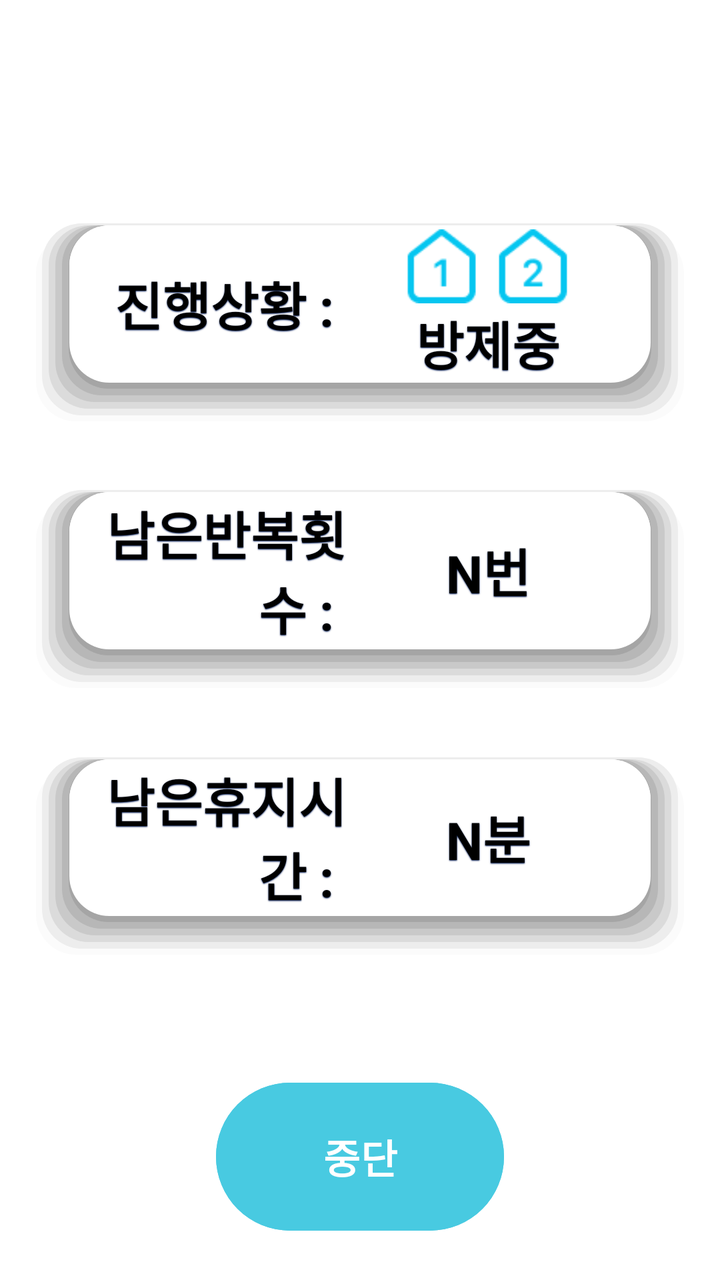
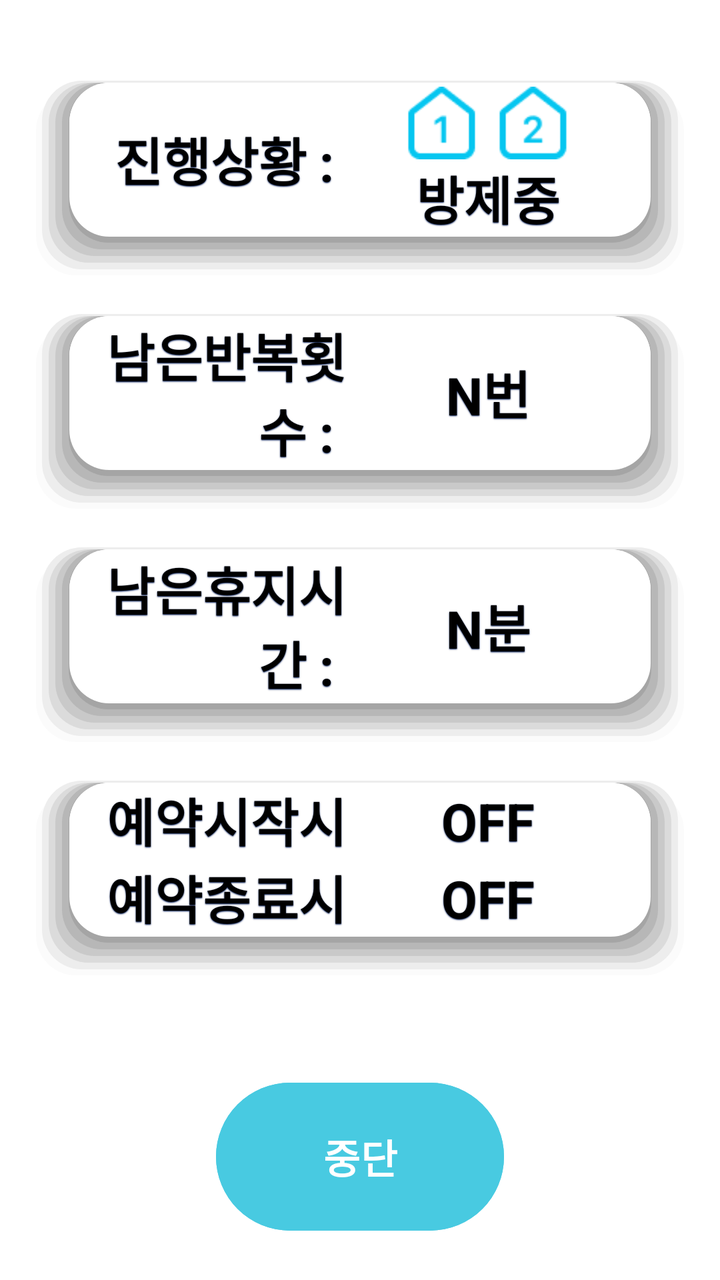

An Android layout rendered at two revisions. The XML below is the earlier revision; the diff shows what the commit changed to produce the second picture.
<!-- AndroidManifest.xml: application theme Theme.HouseCleaner01 -->
<!-- res/layout/fragment_03.xml -->
<?xml version="1.0" encoding="utf-8"?>
<FrameLayout xmlns:android="http://schemas.android.com/apk/res/android"
    xmlns:tools="http://schemas.android.com/tools"
    xmlns:app="http://schemas.android.com/apk/res-auto"
    android:layout_width="match_parent"
    android:layout_height="match_parent"
    tools:context=".fragment.Fragment_02">

    <androidx.constraintlayout.widget.ConstraintLayout
        android:layout_width="match_parent"
        android:layout_height="match_parent"
        android:background="@color/white"
        >


        <androidx.constraintlayout.widget.ConstraintLayout
            android:layout_width="0dp"
            android:layout_height="0dp"

            app:layout_constraintBottom_toBottomOf="parent"
            app:layout_constraintEnd_toEndOf="parent"
            app:layout_constraintHeight_default="percent"
            app:layout_constraintHeight_percent="0.95"
            app:layout_constraintHorizontal_bias="0.5"

            app:layout_constraintStart_toStartOf="parent"
            app:layout_constraintTop_toTopOf="parent"
            app:layout_constraintVertical_bias="0.5"
            app:layout_constraintWidth_default="percent"
            app:layout_constraintWidth_percent="1"
            tools:ignore="MissingConstraints">



            <androidx.constraintlayout.widget.ConstraintLayout
                android:layout_width="0dp"
                android:layout_height="0dp"

                app:layout_constraintBottom_toBottomOf="parent"
                app:layout_constraintEnd_toEndOf="parent"
                app:layout_constraintHeight_default="percent"
                app:layout_constraintHeight_percent="0.65"
                app:layout_constraintHorizontal_bias="0.5"

                app:layout_constraintStart_toStartOf="parent"
                app:layout_constraintTop_toTopOf="parent"
                app:layout_constraintVertical_bias="0.45"
                app:layout_constraintWidth_default="percent"
                app:layout_constraintWidth_percent="1"
                tools:ignore="MissingConstraints">

                <androidx.constraintlayout.widget.ConstraintLayout
                    android:layout_width="0dp"
                    android:layout_height="0dp"

                    android:background="@drawable/layout_bg_corner"

                    app:layout_constraintBottom_toBottomOf="parent"
                    app:layout_constraintEnd_toEndOf="parent"
                    app:layout_constraintHeight_default="percent"
                    app:layout_constraintHeight_percent="0.25"
                    app:layout_constraintHorizontal_bias="0.5"

                    app:layout_constraintStart_toStartOf="parent"
                    app:layout_constraintTop_toTopOf="parent"
                    app:layout_constraintVertical_bias="0"
                    app:layout_constraintWidth_default="percent"
                    app:layout_constraintWidth_percent=".9"
                    tools:ignore="MissingConstraints">

                    <TextView
                        android:layout_width="0dp"
                        android:layout_height="0dp"
                        android:gravity="end|center_vertical"
                        android:shadowColor="#011851"
                        android:shadowDy="1"
                        android:shadowRadius="1"
                        android:text="진행상황 : "
                        android:textColor="@color/black"
                        android:textSize="26sp"
                        android:textStyle="bold"

                        app:layout_constraintBottom_toBottomOf="parent"
                        app:layout_constraintEnd_toEndOf="parent"
                        app:layout_constraintHeight_default="percent"
                        app:layout_constraintHeight_percent="1"
                        app:layout_constraintHorizontal_bias="0.05"

                        app:layout_constraintLeft_toLeftOf="parent"
                        app:layout_constraintRight_toRightOf="parent"
                        app:layout_constraintStart_toStartOf="parent"
                        app:layout_constraintTop_toTopOf="parent"
                        app:layout_constraintVertical_bias="0"

                        app:layout_constraintWidth_default="percent"
                        app:layout_constraintWidth_percent="0.45"
                        tools:ignore="SpeakableTextPresentCheck"

                        />

                    <ImageView
                        android:id="@+id/Running_situation_1_1"
                        android:layout_width="0dp"
                        android:layout_height="0dp"
                        android:src="@drawable/house_1"

                        android:gravity="center"

                        app:layout_constraintBottom_toBottomOf="parent"
                        app:layout_constraintEnd_toEndOf="parent"
                        app:layout_constraintHeight_default="percent"
                        app:layout_constraintHeight_percent=".47"
                        app:layout_constraintHorizontal_bias="0.665"

                        app:layout_constraintLeft_toLeftOf="parent"
                        app:layout_constraintRight_toRightOf="parent"
                        app:layout_constraintStart_toStartOf="parent"
                        app:layout_constraintTop_toTopOf="parent"
                        app:layout_constraintVertical_bias="0.05"

                        app:layout_constraintWidth_default="percent"
                        app:layout_constraintWidth_percent="0.15"
                        tools:ignore="SpeakableTextPresentCheck"

                        />
                    <ImageView
                        android:id="@+id/Running_situation_1_2"
                        android:layout_width="0dp"
                        android:layout_height="0dp"
                        android:src="@drawable/house_2"

                        android:gravity="center"

                        app:layout_constraintBottom_toBottomOf="parent"
                        app:layout_constraintEnd_toEndOf="parent"
                        app:layout_constraintHeight_default="percent"
                        app:layout_constraintHeight_percent=".47"
                        app:layout_constraintHorizontal_bias="0.85"

                        app:layout_constraintLeft_toLeftOf="parent"
                        app:layout_constraintRight_toRightOf="parent"
                        app:layout_constraintStart_toStartOf="parent"
                        app:layout_constraintTop_toTopOf="parent"
                        app:layout_constraintVertical_bias="0.05"

                        app:layout_constraintWidth_default="percent"
                        app:layout_constraintWidth_percent="0.15"
                        tools:ignore="SpeakableTextPresentCheck"

                        />

                    <TextView
                        android:id="@+id/Running_situation_2"
                        android:layout_width="0dp"
                        android:layout_height="0dp"
                        android:gravity="center"
                        android:shadowColor="#011851"
                        android:shadowDy="1"
                        android:shadowRadius="1"
                        android:text="방제중"
                        android:textColor="@color/black"
                        android:textSize="26sp"
                        android:textStyle="bold"

                        app:layout_constraintBottom_toBottomOf="parent"
                        app:layout_constraintEnd_toEndOf="parent"
                        app:layout_constraintHeight_default="percent"
                        app:layout_constraintHeight_percent=".5"
                        app:layout_constraintHorizontal_bias="0.9"

                        app:layout_constraintLeft_toLeftOf="parent"
                        app:layout_constraintRight_toRightOf="parent"
                        app:layout_constraintStart_toStartOf="parent"
                        app:layout_constraintTop_toTopOf="parent"
                        app:layout_constraintVertical_bias="1"

                        app:layout_constraintWidth_default="percent"
                        app:layout_constraintWidth_percent="0.45"
                        tools:ignore="SpeakableTextPresentCheck"

                        />

                </androidx.constraintlayout.widget.ConstraintLayout>

                <androidx.constraintlayout.widget.ConstraintLayout
                    android:layout_width="0dp"
                    android:layout_height="0dp"

                    android:background="@drawable/layout_bg_corner"

                    app:layout_constraintBottom_toBottomOf="parent"
                    app:layout_constraintEnd_toEndOf="parent"
                    app:layout_constraintHeight_default="percent"
                    app:layout_constraintHeight_percent="0.25"
                    app:layout_constraintHorizontal_bias="0.5"

                    app:layout_constraintStart_toStartOf="parent"
                    app:layout_constraintTop_toTopOf="parent"
                    app:layout_constraintVertical_bias="0.45"
                    app:layout_constraintWidth_default="percent"
                    app:layout_constraintWidth_percent=".9"
                    tools:ignore="MissingConstraints">

                    <TextView
                        android:layout_width="0dp"
                        android:layout_height="0dp"
                        android:gravity="end|center_vertical"
                        android:shadowColor="#011851"
                        android:shadowDy="1"
                        android:shadowRadius="1"
                        android:text="남은반복횟수 : "
                        android:textColor="@color/black"
                        android:textSize="26sp"
                        android:textStyle="bold"

                        app:layout_constraintBottom_toBottomOf="parent"
                        app:layout_constraintEnd_toEndOf="parent"
                        app:layout_constraintHeight_default="percent"
                        app:layout_constraintHeight_percent="1"
                        app:layout_constraintHorizontal_bias="0.05"

                        app:layout_constraintLeft_toLeftOf="parent"
                        app:layout_constraintRight_toRightOf="parent"
                        app:layout_constraintStart_toStartOf="parent"
                        app:layout_constraintTop_toTopOf="parent"
                        app:layout_constraintVertical_bias="0"

                        app:layout_constraintWidth_default="percent"
                        app:layout_constraintWidth_percent="0.45"
                        tools:ignore="SpeakableTextPresentCheck"

                        />

                    <TextView
                        android:id="@+id/Running_cycle_number"
                        android:layout_width="0dp"
                        android:layout_height="0dp"
                        android:gravity="center"
                        android:shadowColor="#011851"
                        android:shadowDy="1"
                        android:shadowRadius="1"
                        android:text="N번"
                        android:textColor="@color/black"
                        android:textSize="26sp"
                        android:textStyle="bold"

                        app:layout_constraintBottom_toBottomOf="parent"
                        app:layout_constraintEnd_toEndOf="parent"
                        app:layout_constraintHeight_default="percent"
                        app:layout_constraintHeight_percent="1"
                        app:layout_constraintHorizontal_bias="0.9"

                        app:layout_constraintLeft_toLeftOf="parent"
                        app:layout_constraintRight_toRightOf="parent"
                        app:layout_constraintStart_toStartOf="parent"
                        app:layout_constraintTop_toTopOf="parent"
                        app:layout_constraintVertical_bias="0"

                        app:layout_constraintWidth_default="percent"
                        app:layout_constraintWidth_percent="0.45"
                        tools:ignore="SpeakableTextPresentCheck"

                        />

                </androidx.constraintlayout.widget.ConstraintLayout>

                <androidx.constraintlayout.widget.ConstraintLayout
                    android:layout_width="0dp"
                    android:layout_height="0dp"

                    android:background="@drawable/layout_bg_corner"

                    app:layout_constraintBottom_toBottomOf="parent"
                    app:layout_constraintEnd_toEndOf="parent"
                    app:layout_constraintHeight_default="percent"
                    app:layout_constraintHeight_percent="0.25"
                    app:layout_constraintHorizontal_bias="0.5"

                    app:layout_constraintStart_toStartOf="parent"
                    app:layout_constraintTop_toTopOf="parent"
                    app:layout_constraintVertical_bias="0.9"
                    app:layout_constraintWidth_default="percent"
                    app:layout_constraintWidth_percent=".9"
                    tools:ignore="MissingConstraints">


                    <TextView
                        android:layout_width="0dp"
                        android:layout_height="0dp"
                        android:gravity="end|center_vertical"
                        android:shadowColor="#011851"
                        android:shadowDy="1"
                        android:shadowRadius="1"
                        android:text="남은휴지시간 : "
                        android:textColor="@color/black"
                        android:textSize="26sp"
                        android:textStyle="bold"

                        app:layout_constraintBottom_toBottomOf="parent"
                        app:layout_constraintEnd_toEndOf="parent"
                        app:layout_constraintHeight_default="percent"
                        app:layout_constraintHeight_percent="1"
                        app:layout_constraintHorizontal_bias="0.05"

                        app:layout_constraintLeft_toLeftOf="parent"
                        app:layout_constraintRight_toRightOf="parent"
                        app:layout_constraintStart_toStartOf="parent"
                        app:layout_constraintTop_toTopOf="parent"
                        app:layout_constraintVertical_bias="0"

                        app:layout_constraintWidth_default="percent"
                        app:layout_constraintWidth_percent="0.45"
                        tools:ignore="SpeakableTextPresentCheck"

                        />

                    <TextView
                        android:id="@+id/Running_pause_time"
                        android:layout_width="0dp"
                        android:layout_height="0dp"
                        android:gravity="center"
                        android:shadowColor="#011851"
                        android:shadowDy="1"
                        android:shadowRadius="1"
                        android:text="N분"
                        android:textColor="@color/black"
                        android:textSize="26sp"
                        android:textStyle="bold"

                        app:layout_constraintBottom_toBottomOf="parent"
                        app:layout_constraintEnd_toEndOf="parent"
                        app:layout_constraintHeight_default="percent"
                        app:layout_constraintHeight_percent="1"
                        app:layout_constraintHorizontal_bias="0.9"

                        app:layout_constraintLeft_toLeftOf="parent"
                        app:layout_constraintRight_toRightOf="parent"
                        app:layout_constraintStart_toStartOf="parent"
                        app:layout_constraintTop_toTopOf="parent"
                        app:layout_constraintVertical_bias="0"

                        app:layout_constraintWidth_default="percent"
                        app:layout_constraintWidth_percent="0.45"
                        tools:ignore="SpeakableTextPresentCheck"

                        />

                </androidx.constraintlayout.widget.ConstraintLayout>







            </androidx.constraintlayout.widget.ConstraintLayout>



























































            <androidx.constraintlayout.widget.ConstraintLayout
                android:layout_width="0dp"
                android:layout_height="0dp"


                app:layout_constraintBottom_toBottomOf="parent"
                app:layout_constraintEnd_toEndOf="parent"
                app:layout_constraintHeight_default="percent"
                app:layout_constraintHeight_percent=".15"
                app:layout_constraintHorizontal_bias="0.5"
                app:layout_constraintLeft_toLeftOf="parent"
                app:layout_constraintRight_toRightOf="parent"
                app:layout_constraintStart_toStartOf="parent"
                app:layout_constraintTop_toTopOf="parent"
                app:layout_constraintVertical_bias="1"

                app:layout_constraintWidth_default="percent"
                app:layout_constraintWidth_percent="1"
                tools:ignore="SpeakableTextPresentCheck"

                >

                <Button
                    android:id="@+id/pause_botton"
                    android:layout_width="0dp"
                    android:layout_height="0dp"
                    android:text="중단"
                    android:textSize="20sp"
                    android:textStyle="bold"

                    android:backgroundTint="@color/progress_end"

                    app:layout_constraintBottom_toBottomOf="parent"
                    app:layout_constraintEnd_toEndOf="parent"
                    app:layout_constraintHeight_default="percent"
                    app:layout_constraintHeight_percent=".9"
                    app:layout_constraintHorizontal_bias="0.5"
                    app:layout_constraintLeft_toLeftOf="parent"
                    app:layout_constraintRight_toRightOf="parent"
                    app:layout_constraintStart_toStartOf="parent"
                    app:layout_constraintTop_toTopOf="parent"
                    app:layout_constraintVertical_bias="0.5"

                    app:layout_constraintWidth_default="percent"
                    app:layout_constraintWidth_percent="0.4"
                    tools:ignore="SmallSp"
                    />


            </androidx.constraintlayout.widget.ConstraintLayout>


        </androidx.constraintlayout.widget.ConstraintLayout>


    </androidx.constraintlayout.widget.ConstraintLayout>

</FrameLayout>
<!-- resources referenced by this layout -->
<resources>
  <color name="black">#FF000000</color>
  <color name="progress_end">#48CAE1</color>
  <color name="white">#FFFFFFFF</color>
  <!-- drawable house_1: png bitmap (drawable, 947 bytes) -->
  <!-- drawable house_2: png bitmap (drawable, 1132 bytes) -->
  <!-- drawable layout_bg_corner: vector/xml drawable (drawable, 4531 chars, omitted) -->
  <style name="Theme.HouseCleaner01" parent="Base.Theme.HouseCleaner01">
          <item name="windowNoTitle">true</item>
          <item name="android:windowFullscreen">true</item>
  
      </style>
  <style name="Base.Theme.HouseCleaner01" parent="Theme.Material3.DayNight.NoActionBar">
          
          
      </style>
</resources>

<!-- the commit's change to res/layout/fragment_03.xml (unified diff, before → after) -->
@@ -39,12 +39,12 @@
                 app:layout_constraintBottom_toBottomOf="parent"
                 app:layout_constraintEnd_toEndOf="parent"
                 app:layout_constraintHeight_default="percent"
-                app:layout_constraintHeight_percent="0.65"
+                app:layout_constraintHeight_percent="0.8"
                 app:layout_constraintHorizontal_bias="0.5"
 
                 app:layout_constraintStart_toStartOf="parent"
                 app:layout_constraintTop_toTopOf="parent"
-                app:layout_constraintVertical_bias="0.45"
+                app:layout_constraintVertical_bias="0.2"
                 app:layout_constraintWidth_default="percent"
                 app:layout_constraintWidth_percent="1"
                 tools:ignore="MissingConstraints">
@@ -58,7 +58,7 @@
                     app:layout_constraintBottom_toBottomOf="parent"
                     app:layout_constraintEnd_toEndOf="parent"
                     app:layout_constraintHeight_default="percent"
-                    app:layout_constraintHeight_percent="0.25"
+                    app:layout_constraintHeight_percent="0.2"
                     app:layout_constraintHorizontal_bias="0.5"
 
                     app:layout_constraintStart_toStartOf="parent"
@@ -191,12 +191,12 @@
                     app:layout_constraintBottom_toBottomOf="parent"
                     app:layout_constraintEnd_toEndOf="parent"
                     app:layout_constraintHeight_default="percent"
-                    app:layout_constraintHeight_percent="0.25"
+                    app:layout_constraintHeight_percent="0.2"
                     app:layout_constraintHorizontal_bias="0.5"
 
                     app:layout_constraintStart_toStartOf="parent"
                     app:layout_constraintTop_toTopOf="parent"
-                    app:layout_constraintVertical_bias="0.45"
+                    app:layout_constraintVertical_bias="0.3"
                     app:layout_constraintWidth_default="percent"
                     app:layout_constraintWidth_percent=".9"
                     tools:ignore="MissingConstraints">
@@ -273,7 +273,91 @@
                     app:layout_constraintBottom_toBottomOf="parent"
                     app:layout_constraintEnd_toEndOf="parent"
                     app:layout_constraintHeight_default="percent"
-                    app:layout_constraintHeight_percent="0.25"
+                    app:layout_constraintHeight_percent="0.2"
+                    app:layout_constraintHorizontal_bias="0.5"
+
+                    app:layout_constraintStart_toStartOf="parent"
+                    app:layout_constraintTop_toTopOf="parent"
+                    app:layout_constraintVertical_bias="0.6"
+                    app:layout_constraintWidth_default="percent"
+                    app:layout_constraintWidth_percent=".9"
+                    tools:ignore="MissingConstraints">
+
+
+                    <TextView
+                        android:layout_width="0dp"
+                        android:layout_height="0dp"
+                        android:gravity="end|center_vertical"
+                        android:shadowColor="#011851"
+                        android:shadowDy="1"
+                        android:shadowRadius="1"
+                        android:text="남은휴지시간 : "
+                        android:textColor="@color/black"
+                        android:textSize="26sp"
+                        android:textStyle="bold"
+
+                        app:layout_constraintBottom_toBottomOf="parent"
+                        app:layout_constraintEnd_toEndOf="parent"
+                        app:layout_constraintHeight_default="percent"
+                        app:layout_constraintHeight_percent="1"
+                        app:layout_constraintHorizontal_bias="0.05"
+
+                        app:layout_constraintLeft_toLeftOf="parent"
+                        app:layout_constraintRight_toRightOf="parent"
+                        app:layout_constraintStart_toStartOf="parent"
+                        app:layout_constraintTop_toTopOf="parent"
+                        app:layout_constraintVertical_bias="0"
+
+                        app:layout_constraintWidth_default="percent"
+                        app:layout_constraintWidth_percent="0.45"
+                        tools:ignore="SpeakableTextPresentCheck"
+
+                        />
+
+                    <TextView
+                        android:id="@+id/Running_pause_time"
+                        android:layout_width="0dp"
+                        android:layout_height="0dp"
+                        android:gravity="center"
+                        android:shadowColor="#011851"
+                        android:shadowDy="1"
+                        android:shadowRadius="1"
+                        android:text="N분"
+                        android:textColor="@color/black"
+                        android:textSize="26sp"
+                        android:textStyle="bold"
+
+                        app:layout_constraintBottom_toBottomOf="parent"
+                        app:layout_constraintEnd_toEndOf="parent"
+                        app:layout_constraintHeight_default="percent"
+                        app:layout_constraintHeight_percent="1"
+                        app:layout_constraintHorizontal_bias="0.9"
+
+                        app:layout_constraintLeft_toLeftOf="parent"
+                        app:layout_constraintRight_toRightOf="parent"
+                        app:layout_constraintStart_toStartOf="parent"
+                        app:layout_constraintTop_toTopOf="parent"
+                        app:layout_constraintVertical_bias="0"
+
+                        app:layout_constraintWidth_default="percent"
+                        app:layout_constraintWidth_percent="0.45"
+                        tools:ignore="SpeakableTextPresentCheck"
+
+                        />
+
+                </androidx.constraintlayout.widget.ConstraintLayout>
+
+
+                <androidx.constraintlayout.widget.ConstraintLayout
+                    android:layout_width="0dp"
+                    android:layout_height="0dp"
+
+                    android:background="@drawable/layout_bg_corner"
+
+                    app:layout_constraintBottom_toBottomOf="parent"
+                    app:layout_constraintEnd_toEndOf="parent"
+                    app:layout_constraintHeight_default="percent"
+                    app:layout_constraintHeight_percent="0.2"
                     app:layout_constraintHorizontal_bias="0.5"
 
                     app:layout_constraintStart_toStartOf="parent"
@@ -283,7 +367,6 @@
                     app:layout_constraintWidth_percent=".9"
                     tools:ignore="MissingConstraints">
 
-
                     <TextView
                         android:layout_width="0dp"
                         android:layout_height="0dp"
@@ -291,15 +374,15 @@
                         android:shadowColor="#011851"
                         android:shadowDy="1"
                         android:shadowRadius="1"
-                        android:text="남은휴지시간 : "
-                        android:textColor="@color/black"
-                        android:textSize="26sp"
-                        android:textStyle="bold"
-
-                        app:layout_constraintBottom_toBottomOf="parent"
-                        app:layout_constraintEnd_toEndOf="parent"
-                        app:layout_constraintHeight_default="percent"
-                        app:layout_constraintHeight_percent="1"
+                        android:text="예약시작시간 : "
+                        android:textColor="@color/black"
+                        android:textSize="26sp"
+                        android:textStyle="bold"
+
+                        app:layout_constraintBottom_toBottomOf="parent"
+                        app:layout_constraintEnd_toEndOf="parent"
+                        app:layout_constraintHeight_default="percent"
+                        app:layout_constraintHeight_percent=".5"
                         app:layout_constraintHorizontal_bias="0.05"
 
                         app:layout_constraintLeft_toLeftOf="parent"
@@ -315,22 +398,52 @@
                         />
 
                     <TextView
-                        android:id="@+id/Running_pause_time"
+                        android:layout_width="0dp"
+                        android:layout_height="0dp"
+                        android:gravity="end|center_vertical"
+                        android:shadowColor="#011851"
+                        android:shadowDy="1"
+                        android:shadowRadius="1"
+                        android:text="예약종료시간 : "
+                        android:textColor="@color/black"
+                        android:textSize="26sp"
+                        android:textStyle="bold"
+
+                        app:layout_constraintBottom_toBottomOf="parent"
+                        app:layout_constraintEnd_toEndOf="parent"
+                        app:layout_constraintHeight_default="percent"
+                        app:layout_constraintHeight_percent=".5"
+                        app:layout_constraintHorizontal_bias="0.05"
+
+                        app:layout_constraintLeft_toLeftOf="parent"
+                        app:layout_constraintRight_toRightOf="parent"
+                        app:layout_constraintStart_toStartOf="parent"
+                        app:layout_constraintTop_toTopOf="parent"
+                        app:layout_constraintVertical_bias="1"
+
+                        app:layout_constraintWidth_default="percent"
+                        app:layout_constraintWidth_percent="0.45"
+                        tools:ignore="SpeakableTextPresentCheck"
+
+                        />
+
+                    <TextView
+                        android:id="@+id/start_time_tv"
                         android:layout_width="0dp"
                         android:layout_height="0dp"
                         android:gravity="center"
                         android:shadowColor="#011851"
                         android:shadowDy="1"
                         android:shadowRadius="1"
-                        android:text="N분"
-                        android:textColor="@color/black"
-                        android:textSize="26sp"
-                        android:textStyle="bold"
-
-                        app:layout_constraintBottom_toBottomOf="parent"
-                        app:layout_constraintEnd_toEndOf="parent"
-                        app:layout_constraintHeight_default="percent"
-                        app:layout_constraintHeight_percent="1"
+                        android:text="OFF"
+                        android:textColor="@color/black"
+                        android:textSize="26sp"
+                        android:textStyle="bold"
+
+                        app:layout_constraintBottom_toBottomOf="parent"
+                        app:layout_constraintEnd_toEndOf="parent"
+                        app:layout_constraintHeight_default="percent"
+                        app:layout_constraintHeight_percent=".5"
                         app:layout_constraintHorizontal_bias="0.9"
 
                         app:layout_constraintLeft_toLeftOf="parent"
@@ -338,6 +451,37 @@
                         app:layout_constraintStart_toStartOf="parent"
                         app:layout_constraintTop_toTopOf="parent"
                         app:layout_constraintVertical_bias="0"
+
+                        app:layout_constraintWidth_default="percent"
+                        app:layout_constraintWidth_percent="0.45"
+                        tools:ignore="SpeakableTextPresentCheck"
+
+                        />
+
+                    <TextView
+                        android:id="@+id/end_time_tv"
+                        android:layout_width="0dp"
+                        android:layout_height="0dp"
+                        android:gravity="center"
+                        android:shadowColor="#011851"
+                        android:shadowDy="1"
+                        android:shadowRadius="1"
+                        android:text="OFF"
+                        android:textColor="@color/black"
+                        android:textSize="26sp"
+                        android:textStyle="bold"
+
+                        app:layout_constraintBottom_toBottomOf="parent"
+                        app:layout_constraintEnd_toEndOf="parent"
+                        app:layout_constraintHeight_default="percent"
+                        app:layout_constraintHeight_percent=".5"
+                        app:layout_constraintHorizontal_bias="0.9"
+
+                        app:layout_constraintLeft_toLeftOf="parent"
+                        app:layout_constraintRight_toRightOf="parent"
+                        app:layout_constraintStart_toStartOf="parent"
+                        app:layout_constraintTop_toTopOf="parent"
+                        app:layout_constraintVertical_bias="1"
 
                         app:layout_constraintWidth_default="percent"
                         app:layout_constraintWidth_percent="0.45"
